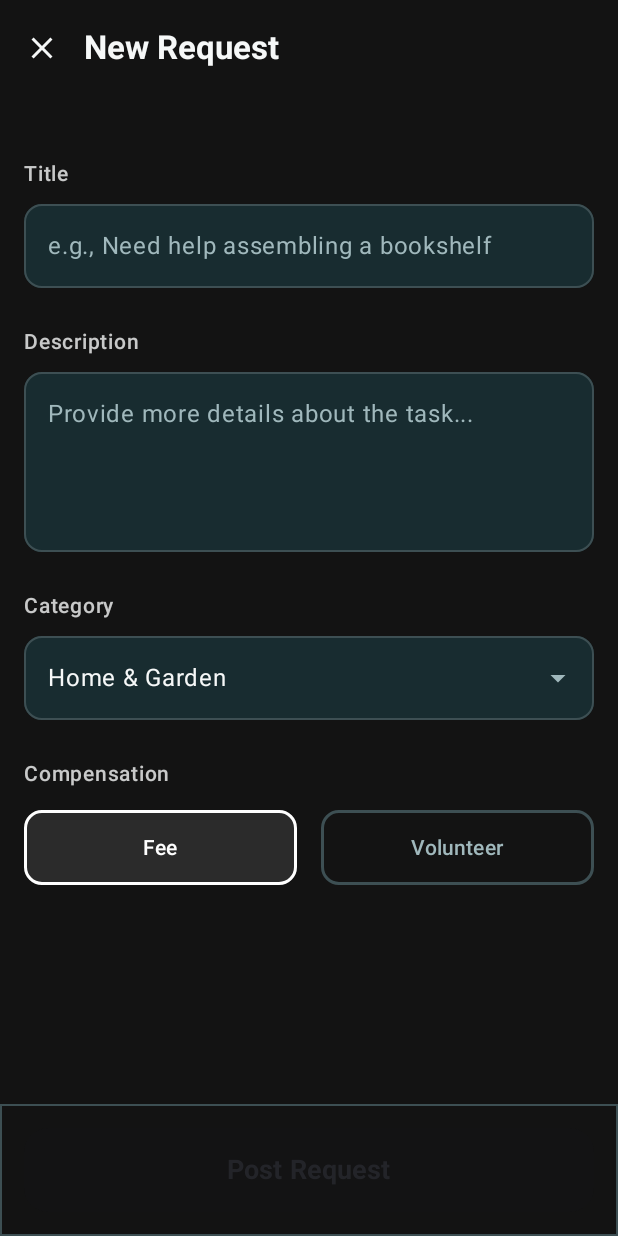
After one commit to lazymonarch/AidLink, an Android app built with Jetpack Compose: the PostRequestScreen screen opened through its navigation route, on a phone screen of 412 x 824 dp. The commit adds this screen. Run offline under Robolectric (Android 15) with nearby library versions, the phone set to English and light mode, and no system bars; our stand-ins replace Firebase (no records; nobody signed in at launch, a user with empty details on screens opened directly).

Commit message:
feat: Implement full authentication and core request features This adds the complete auth flow, profile creation, posting new requests to Firestore, and the live home screen feed.

```diff
--- a/app/src/main/java/com/aidlink/data/AuthRepository.kt
+++ b/app/src/main/java/com/aidlink/data/AuthRepository.kt
@@ -12,6 +12,12 @@ import kotlinx.coroutines.tasks.await
 import java.util.concurrent.TimeUnit
 import kotlin.coroutines.resume
 import kotlin.coroutines.suspendCoroutine
+import com.aidlink.model.HelpRequest
+import com.aidlink.model.RequestType
+import kotlinx.coroutines.flow.Flow
+import kotlinx.coroutines.flow.map
+import com.google.firebase.firestore.Query
+import com.google.firebase.firestore.ktx.snapshots
 
 class AuthRepository {
 
@@ -88,4 +94,36 @@ class AuthRepository {
             false
         }
     }
+
+    suspend fun saveRequest(requestData: Map<String, Any>): Boolean {
+        return try {
+            // Use .add() to let Firestore auto-generate a unique ID for the request
+            db.collection("requests").add(requestData).await()
+            Log.d(TAG, "Request saved successfully.")
+            true
+        } catch (e: Exception) {
+            Log.e(TAG, "Error saving request", e)
+            false
+        }
+    }
+
+    fun getRequests(): Flow<List<HelpRequest>> {
+        return db.collection("requests")
+            // Order by most recent posts first
+            .orderBy("createdAt", Query.Direction.DESCENDING)
+            .snapshots() // This returns a Flow that updates in real-time
+            .map { snapshot ->
+                snapshot.documents.mapNotNull { doc ->
+                    // Convert each document into a HelpRequest object
+                    HelpRequest(
+                        id = doc.id,
+                        title = doc.getString("title") ?: "",
+                        description = doc.getString("description") ?: "",
+                        category = doc.getString("category") ?: "",
+                        location = "Near...", // You'll update this later
+                        type = if (doc.getString("compensation") == "Volunteer") RequestType.VOLUNTEER else RequestType.FEE
+                    )
+                }
+            }
+    }
 }
--- a/app/src/main/java/com/aidlink/ui/AppNavigation.kt
+++ b/app/src/main/java/com/aidlink/ui/AppNavigation.kt
@@ -12,11 +12,14 @@ import com.aidlink.ui.auth.OtpVerificationScreen
 import com.aidlink.ui.auth.ProfileSetupScreen
 import com.aidlink.ui.home.HomeScreen
 import com.aidlink.viewmodel.AuthViewModel
+import com.aidlink.ui.home.PostRequestScreen
+import com.aidlink.viewmodel.HomeViewModel
 
 @Composable
 fun AppNavigation() {
     val navController = rememberNavController()
     val authViewModel: AuthViewModel = viewModel()
+    val homeViewModel: HomeViewModel = viewModel()
 
     NavHost(navController = navController, startDestination = "login") {
         composable("login") {
@@ -58,7 +61,24 @@ fun AppNavigation() {
         }
 
         composable("home") {
-            HomeScreen()
+            HomeScreen(
+                // Add a callback to navigate when the FAB is clicked
+                onPostRequestClicked = {
+                    navController.navigate("post_request")
+                }
+            )
+        }
+
+        composable("post_request") {
+            PostRequestScreen(
+                homeViewModel = homeViewModel, // Pass the ViewModel
+                onClose = {
+                    navController.popBackStack() // Go back to the home screen
+                },
+                onPostRequestSuccess = {
+                    navController.popBackStack() // Go back after success
+                }
+            )
         }
     }
 }
--- /dev/null
+++ b/app/src/main/java/com/aidlink/ui/home/PostRequestScreen.kt
@@ -0,0 +1,284 @@
+package com.aidlink.ui.home
+
+import androidx.compose.foundation.BorderStroke
+import androidx.compose.foundation.background
+import androidx.compose.foundation.layout.*
+import androidx.compose.foundation.rememberScrollState
+import androidx.compose.foundation.shape.RoundedCornerShape
+import androidx.compose.foundation.verticalScroll
+import androidx.compose.material.icons.Icons
+import androidx.compose.material.icons.filled.Close
+import androidx.compose.material3.*
+import androidx.compose.runtime.*
+import androidx.compose.ui.Alignment
+import androidx.compose.ui.Modifier
+import androidx.compose.ui.graphics.Color
+import androidx.compose.ui.text.font.FontWeight
+import androidx.compose.ui.tooling.preview.Preview
+import androidx.compose.ui.unit.dp
+import androidx.compose.ui.unit.sp
+import androidx.lifecycle.viewmodel.compose.viewModel
+import com.aidlink.ui.theme.AidLinkTheme
+import com.aidlink.viewmodel.HomeViewModel
+import com.aidlink.viewmodel.RequestUiState
+
+private val backgroundDark = Color(0xFF131313)
+private val textDark = Color(0xFFF6F8F8)
+private val textDark80 = Color(0xFFF6F8F8).copy(alpha = 0.8f)
+private val surfaceDark = Color(0xFF182C30)
+private val outlineDark = Color(0xFF3D4F53)
+private val placeholderDark = Color(0xFFA0B8BC)
+private val primaryWhite = Color(0xFFFFFFFF)
+
+@OptIn(ExperimentalMaterial3Api::class)
+@Composable
+fun PostRequestScreen(
+    homeViewModel: HomeViewModel,
+    onClose: () -> Unit,
+    onPostRequestSuccess: () -> Unit
+) {
+    var title by remember { mutableStateOf("") }
+    var description by remember { mutableStateOf("") }
+    val categories = listOf("Home & Garden", "Moving & Delivery", "Tech Support", "Pet Care", "Other")
+    var selectedCategory by remember { mutableStateOf(categories[0]) }
+    var selectedCompensation by remember { mutableStateOf("Fee") }
+
+    val requestUiState by homeViewModel.requestUiState.collectAsState()
+
+    LaunchedEffect(key1 = requestUiState) {
+        if (requestUiState is RequestUiState.Success) {
+            onPostRequestSuccess()
+            homeViewModel.resetRequestState()
+        }
+    }
+
+    Scaffold(
+        topBar = {
+            TopAppBar(
+                title = { Text("New Request", fontWeight = FontWeight.Bold) },
+                navigationIcon = {
+                    IconButton(onClick = onClose) {
+                        Icon(Icons.Default.Close, contentDescription = "Close")
+                    }
+                },
+                colors = TopAppBarDefaults.topAppBarColors(
+                    containerColor = backgroundDark,
+                    titleContentColor = textDark,
+                    navigationIconContentColor = textDark
+                )
+            )
+        },
+        bottomBar = {
+            Surface(
+                color = backgroundDark,
+                border = BorderStroke(1.dp, outlineDark)
+            ) {
+                Box(
+                    modifier = Modifier
+                        .fillMaxWidth()
+                        .padding(16.dp),
+                    contentAlignment = Alignment.Center
+                ) {
+                    when (requestUiState) {
+                        is RequestUiState.Loading -> {
+                            CircularProgressIndicator(color = Color.White)
+                        }
+                        else -> {
+                            Button(
+                                onClick = { homeViewModel.postRequest(title, description, selectedCategory, selectedCompensation) },
+                                modifier = Modifier
+                                    .fillMaxWidth()
+                                    .height(56.dp),
+                                shape = RoundedCornerShape(16.dp),
+                                colors = ButtonDefaults.buttonColors(
+                                    containerColor = primaryWhite,
+                                    contentColor = Color.Black
+                                ),
+                                enabled = title.isNotBlank() && description.isNotBlank()
+                            ) {
+                                Text("Post Request", fontSize = 18.sp, fontWeight = FontWeight.Bold)
+                            }
+                        }
+                    }
+                }
+            }
+        },
+        containerColor = backgroundDark
+    ) { innerPadding ->
+        Column(
+            modifier = Modifier
+                .fillMaxSize()
+                .padding(innerPadding)
+                .padding(horizontal = 16.dp)
+                .verticalScroll(rememberScrollState()),
+            verticalArrangement = Arrangement.spacedBy(24.dp)
+        ) {
+            Spacer(modifier = Modifier.height(16.dp))
+
+            FormInput(
+                label = "Title",
+                value = title,
+                onValueChange = { title = it }, // <-- CORRECTED
+                placeholder = "e.g., Need help assembling a bookshelf"
+            )
+
+            FormInput(
+                label = "Description",
+                value = description,
+                onValueChange = { description = it }, // <-- CORRECTED
+                placeholder = "Provide more details about the task...",
+                singleLine = false,
+                modifier = Modifier.height(120.dp)
+            )
+
+            CategoryDropdown(
+                label = "Category",
+                items = categories,
+                selectedItem = selectedCategory,
+                onItemSelected = { selectedCategory = it }
+            )
+
+            CompensationToggle(
+                label = "Compensation",
+                selectedOption = selectedCompensation,
+                onOptionSelected = { selectedCompensation = it }
+            )
+
+            Spacer(modifier = Modifier.height(16.dp))
+        }
+    }
+}
+
+@Composable
+private fun FormInput(
+    label: String,
+    value: String,
+    onValueChange: (String) -> Unit,
+    placeholder: String,
+    modifier: Modifier = Modifier,
+    singleLine: Boolean = true
+) {
+    Column(verticalArrangement = Arrangement.spacedBy(8.dp)) {
+        Text(label, color = textDark80, fontSize = 14.sp, fontWeight = FontWeight.Medium)
+        OutlinedTextField(
+            value = value,
+            onValueChange = onValueChange,
+            modifier = modifier.fillMaxWidth(),
+            placeholder = { Text(placeholder) },
+            singleLine = singleLine,
+            shape = RoundedCornerShape(12.dp),
+            colors = OutlinedTextFieldDefaults.colors(
+                focusedTextColor = textDark,
+                unfocusedTextColor = textDark,
+                focusedContainerColor = surfaceDark,
+                unfocusedContainerColor = surfaceDark,
+                cursorColor = primaryWhite,
+                focusedBorderColor = primaryWhite,
+                unfocusedBorderColor = outlineDark,
+                focusedPlaceholderColor = placeholderDark,
+                unfocusedPlaceholderColor = placeholderDark
+            )
+        )
+    }
+}
+
+@OptIn(ExperimentalMaterial3Api::class)
+@Composable
+private fun CategoryDropdown(
+    label: String,
+    items: List<String>,
+    selectedItem: String,
+    onItemSelected: (String) -> Unit
+) {
+    var isExpanded by remember { mutableStateOf(false) }
+
+    Column(verticalArrangement = Arrangement.spacedBy(8.dp)) {
+        Text(label, color = textDark80, fontSize = 14.sp, fontWeight = FontWeight.Medium)
+        ExposedDropdownMenuBox(
+            expanded = isExpanded,
+            onExpandedChange = { isExpanded = it }
+        ) {
+            OutlinedTextField(
+                value = selectedItem,
+                onValueChange = {},
+                readOnly = true,
+                modifier = Modifier
+                    .fillMaxWidth()
+                    .menuAnchor(),
+                trailingIcon = { ExposedDropdownMenuDefaults.TrailingIcon(expanded = isExpanded) },
+                shape = RoundedCornerShape(12.dp),
+                colors = OutlinedTextFieldDefaults.colors(
+                    focusedTextColor = textDark,
+                    unfocusedTextColor = textDark,
+                    focusedContainerColor = surfaceDark,
+                    unfocusedContainerColor = surfaceDark,
+                    cursorColor = primaryWhite,
+                    focusedBorderColor = primaryWhite,
+                    unfocusedBorderColor = outlineDark,
+                    focusedTrailingIconColor = placeholderDark,
+                    unfocusedTrailingIconColor = placeholderDark
+                )
+            )
+            ExposedDropdownMenu(
+                expanded = isExpanded,
+                onDismissRequest = { isExpanded = false },
+                modifier = Modifier.background(surfaceDark)
+            ) {
+                items.forEach { item ->
+                    DropdownMenuItem(
+                        text = { Text(item, color = textDark) },
+                        onClick = {
+                            onItemSelected(item)
+                            isExpanded = false
+                        }
+                    )
+                }
+            }
+        }
+    }
+}
+
+@Composable
+private fun CompensationToggle(
+    label: String,
+    selectedOption: String,
+    onOptionSelected: (String) -> Unit
+) {
+    Column(verticalArrangement = Arrangement.spacedBy(12.dp)) {
+        Text(label, color = textDark80, fontSize = 14.sp, fontWeight = FontWeight.Medium)
+        Row(horizontalArrangement = Arrangement.spacedBy(16.dp)) {
+            listOf("Fee", "Volunteer").forEach { option ->
+                val isSelected = selectedOption == option
+                OutlinedButton(
+                    onClick = { onOptionSelected(option) },
+                    modifier = Modifier
+                        .weight(1f)
+                        .height(50.dp),
+                    shape = RoundedCornerShape(12.dp),
+                    border = BorderStroke(
+                        width = 2.dp,
+                        color = if (isSelected) primaryWhite else outlineDark
+                    ),
+                    colors = ButtonDefaults.outlinedButtonColors(
+                        containerColor = if (isSelected) primaryWhite.copy(alpha = 0.1f) else Color.Transparent,
+                        contentColor = if (isSelected) primaryWhite else placeholderDark
+                    )
+                ) {
+                    Text(option, fontWeight = FontWeight.Medium)
+                }
+            }
+        }
+    }
+}
+
+@Preview(showBackground = true)
+@Composable
+fun PostRequestScreenPreview() {
+    AidLinkTheme(darkTheme = true) {
+        PostRequestScreen(
+            homeViewModel = viewModel(),
+            onClose = {},
+            onPostRequestSuccess = {}
+        )
+    }
+}
--- a/app/src/main/java/com/aidlink/viewmodel/HomeViewModel.kt
+++ b/app/src/main/java/com/aidlink/viewmodel/HomeViewModel.kt
@@ -0,0 +1,84 @@
+package com.aidlink.viewmodel
+
+import android.util.Log
+import androidx.lifecycle.ViewModel
+import androidx.lifecycle.viewModelScope
+import com.aidlink.data.AuthRepository
+import com.aidlink.model.HelpRequest
+import com.google.firebase.Timestamp
+import com.google.firebase.auth.ktx.auth
+import com.google.firebase.ktx.Firebase
+import kotlinx.coroutines.flow.MutableStateFlow
+import kotlinx.coroutines.flow.StateFlow
+import kotlinx.coroutines.flow.asStateFlow
+import kotlinx.coroutines.flow.catch
+import kotlinx.coroutines.launch
+
+sealed class RequestUiState {
+    object Idle : RequestUiState()
+    object Loading : RequestUiState()
+    object Success : RequestUiState()
+    data class Error(val message: String) : RequestUiState()
+}
+
+class HomeViewModel : ViewModel() {
+
+    private val TAG = "HomeViewModel"
+    private val repository = AuthRepository()
+
+    private val _requestUiState = MutableStateFlow<RequestUiState>(RequestUiState.Idle)
+    val requestUiState = _requestUiState.asStateFlow()
+    private val _requests = MutableStateFlow<List<HelpRequest>>(emptyList())
+    val requests: StateFlow<List<HelpRequest>> = _requests.asStateFlow()
+
+    init {
+        fetchRequests()
+    }
+
+    private fun fetchRequests() {
+        viewModelScope.launch {
+            repository.getRequests()
+                .catch { exception ->
+                    Log.e(TAG, "Error fetching requests", exception)
+                }
+                .collect { requestList ->
+                    _requests.value = requestList
+                }
+        }
+    }
+
+    fun postRequest(title: String, description: String, category: String, compensation: String) {
+        viewModelScope.launch {
+            _requestUiState.value = RequestUiState.Loading
+            val currentUser = Firebase.auth.currentUser
+
+            if (currentUser == null) {
+                _requestUiState.value = RequestUiState.Error("User not logged in.")
+                return@launch
+            }
+
+            val requestData = mapOf(
+                "userId" to currentUser.uid,
+                "title" to title,
+                "description" to description,
+                "category" to category,
+                "compensation" to compensation,
+                "status" to "open",
+                "createdAt" to Timestamp.now()
+            )
+
+            Log.d(TAG, "Attempting to save request: $requestData")
+            val success = repository.saveRequest(requestData)
+
+            if (success) {
+                _requestUiState.value = RequestUiState.Success
+            } else {
+                _requestUiState.value = RequestUiState.Error("Failed to post request.")
+            }
+        }
+    }
+
+    fun resetRequestState() {
+        _requestUiState.value = RequestUiState.Idle
+    }
+}
```
Also changed, not shown: app/src/main/java/com/aidlink/model/HelpRequest.kt (added, +15 -0 lines), app/src/main/java/com/aidlink/ui/home/HelpRequestCard.kt (added, +135 -0 lines), app/src/main/java/com/aidlink/ui/home/HomeScreen.kt (+72 -8 lines), gradle/libs.versions.toml (+15 -4 lines).
